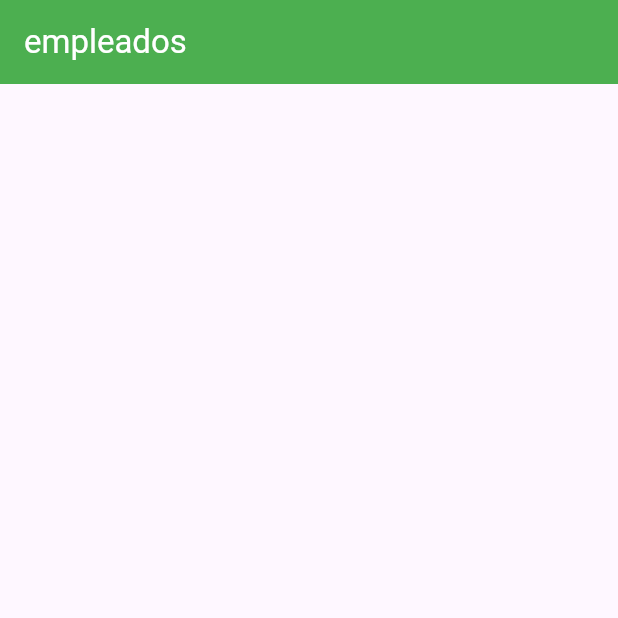
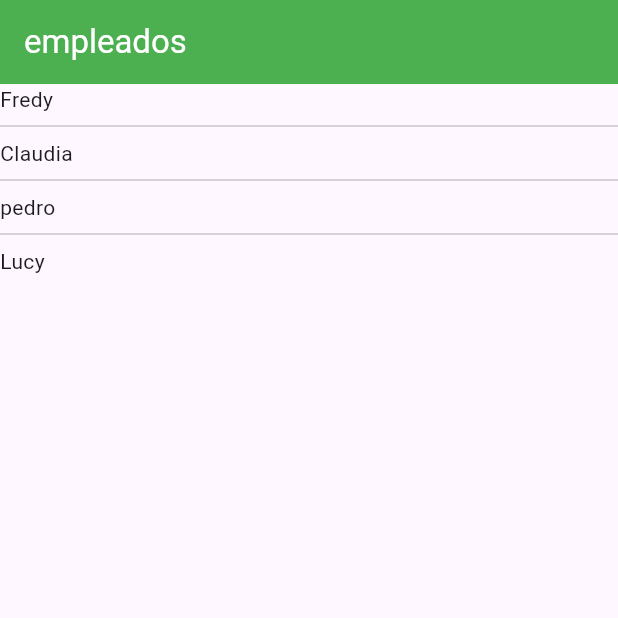
Before and after one commit to islenacaldas/creando-list-map, a Flutter app: the screen it shows after launch, on a phone screen of 412 x 824 dp, the top half of it. Run offline on Flutter 3.47's test engine with Material 3 defaults, Android fonts, the phone set to English and light mode, and no system bars.

Commit message:
Muestra de empleados en la posición nombre

```diff
--- a/lib/principal.dart
+++ b/lib/principal.dart
@@ -26,6 +26,15 @@ class Principal extends StatelessWidget {
           backgroundColor: Colors.green,
           foregroundColor: Colors.white,
         ),
+        body: ListView.separated(
+          itemCount: empleados.length,
+          separatorBuilder: (BuildContext context, int index) {
+            return Divider();
+          },
+          itemBuilder: (BuildContext context, int index) {
+            return Text(empleados[index]["nombre"]);
+          },
+        ),
       ),
     );
   }
```
